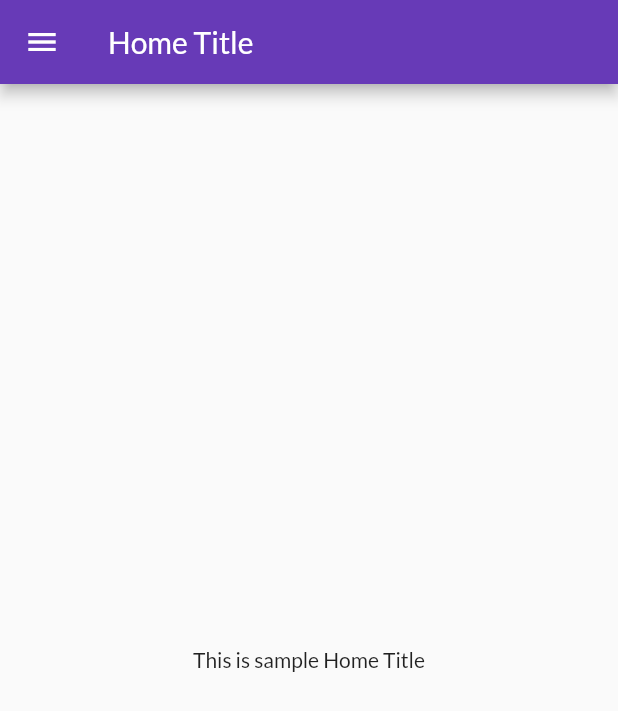
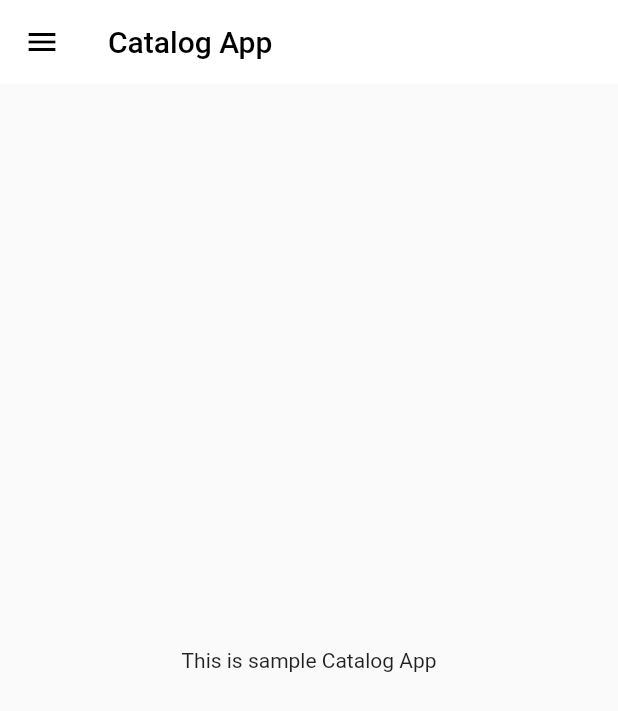
Before and after one commit to salmanhacan/sample_app, a Flutter app: the Home screen opened by its route, on a phone screen of 412 x 824 dp. Shown: the top 711 px of the screen. Run offline on Flutter 3.47's test engine with Material 2 defaults, Android fonts, the phone set to English and light mode, and no system bars; our stand-ins replace google_fonts.

Commit message:
Theme Extracted

```diff
--- a/lib/screens/home.dart
+++ b/lib/screens/home.dart
@@ -1,7 +1,8 @@
 import 'package:flutter/material.dart';
+import 'package:sample_app/widgets/drawer.dart';
 
 class Home extends StatelessWidget {
-  final String home = "Home Title";
+  final String home = "Catalog App";
 
   @override
   Widget build(BuildContext context) {
@@ -12,7 +13,7 @@ class Home extends StatelessWidget {
       body: Center(
         child: Text("This is sample $home"),
       ),
-      drawer: Drawer(),
+      drawer: MyDrawer(),
     );
   }
 }
--- a/lib/screens/login.dart
+++ b/lib/screens/login.dart
@@ -22,7 +22,6 @@ class _LoginState extends State<Login> {
       Navigator.pushNamed(context, MyRoutes.homeRoutes);
       setState(() {
         is_login = false;
-        _formKey.currentState?.reset();
       });
     }
   }
--- /dev/null
+++ b/lib/utils/theme.dart
@@ -0,0 +1,19 @@
+import 'package:flutter/material.dart';
+import 'package:google_fonts/google_fonts.dart';
+
+class MyTheme {
+  static ThemeData LightTheme(BuildContext context) => ThemeData(
+        primarySwatch: Colors.deepPurple,
+        fontFamily: GoogleFonts.lato().fontFamily,
+        appBarTheme: AppBarTheme(
+            foregroundColor: Colors.black,
+            elevation: 0.0,
+            color: Colors.white,
+            iconTheme: IconThemeData(color: Colors.black)),
+        textTheme: Theme.of(context).textTheme,
+        drawerTheme: DrawerThemeData(),
+      );
+  static ThemeData DarkTheme(BuildContext context) => ThemeData(
+        brightness: Brightness.dark,
+      );
+}
```
Also changed, not shown: lib/main.dart (+9 -8 lines), lib/widgets/drawer.dart (added, +12 -0 lines).
